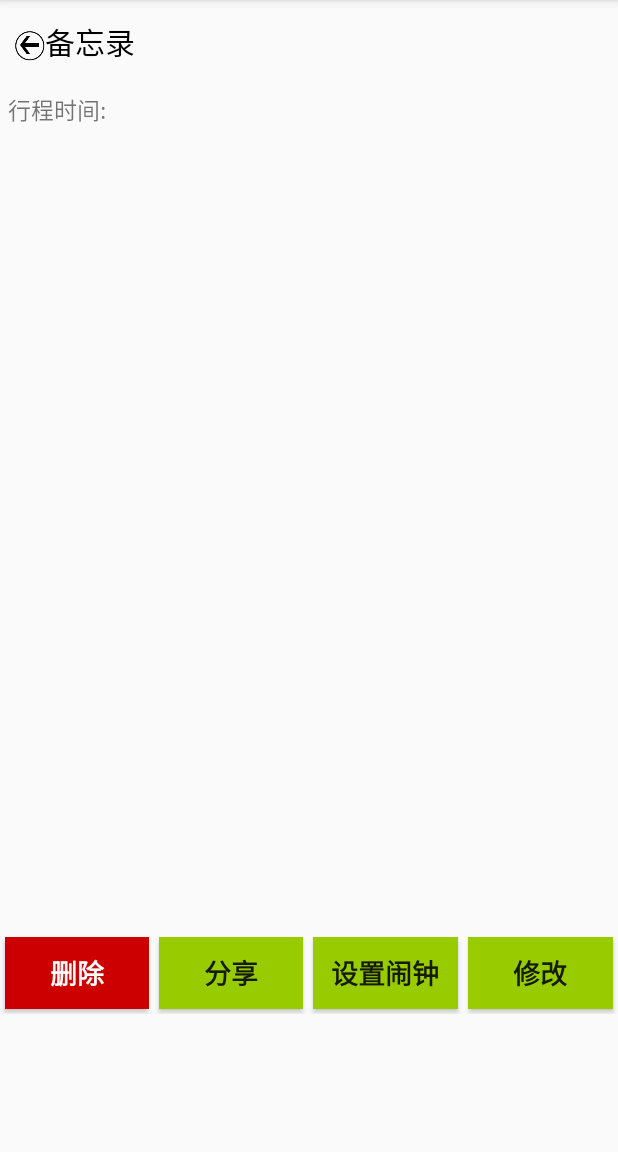
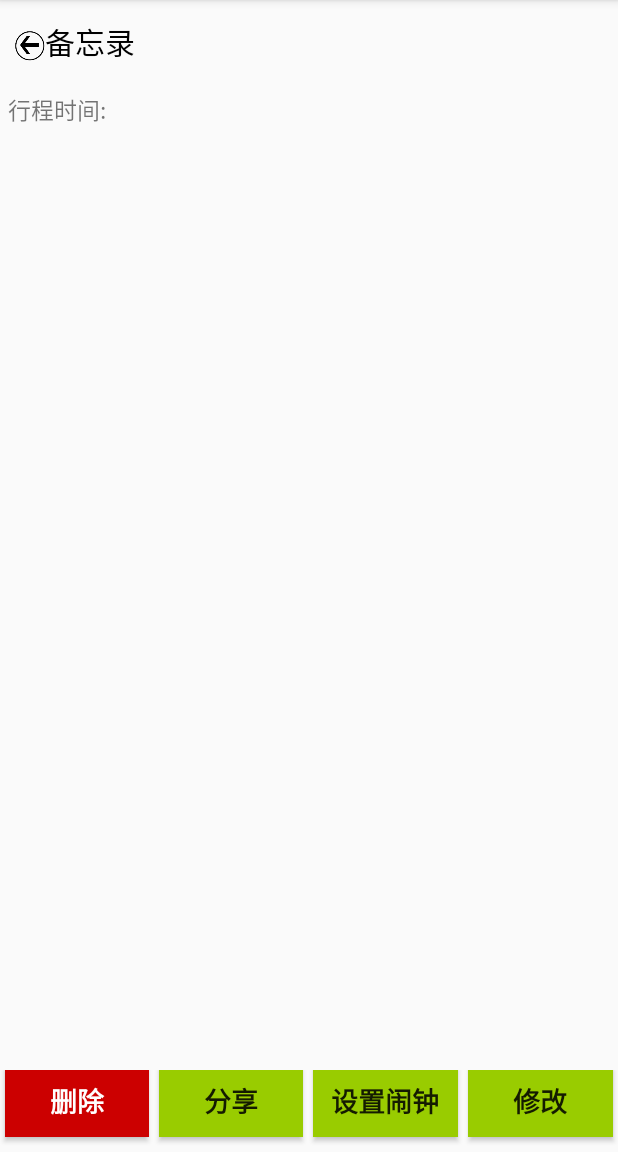
Before and after one commit to FragrantRye/MrCue, an Android app: the LookActivity screen opened directly, with no data from a screen before it, on a phone screen of 412 x 824 dp, the part 84-1236 px from its top. Run offline under Robolectric (Android 15) with nearby library versions, the phone set to English and light mode, and no system bars; 2 statements that could not run were skipped.

Commit message:
修复详情页底部按钮不显示的BUG

```diff
--- a/app/src/main/res/layout/activity_add.xml
+++ b/app/src/main/res/layout/activity_add.xml
@@ -33,7 +33,7 @@
     <TimePicker
             android:id="@+id/time_choose"
             android:layout_width="match_parent"
-            android:layout_height="wrap_content"/>
+            android:layout_height="wrap_content" android:headerBackground="@android:color/holo_blue_dark"/>
     <EditText
             android:gravity="start"
             android:hint="请输入行程内容"
--- a/app/src/main/res/layout/activity_look.xml
+++ b/app/src/main/res/layout/activity_look.xml
@@ -48,11 +48,13 @@
             android:id="@+id/accontent"
             android:layout_marginTop="10dp"
             android:layout_width="match_parent"
-            android:layout_height="511dp"/>
+            android:layout_height="0dp"
+            android:layout_weight="1"/>
     <LinearLayout
             android:orientation="horizontal"
             android:layout_width="match_parent"
-            android:layout_height="wrap_content">
+            android:layout_height="wrap_content"
+            android:gravity="bottom">
         <Button
                 android:id="@+id/look_delete"
                 android:layout_weight="1"
```
